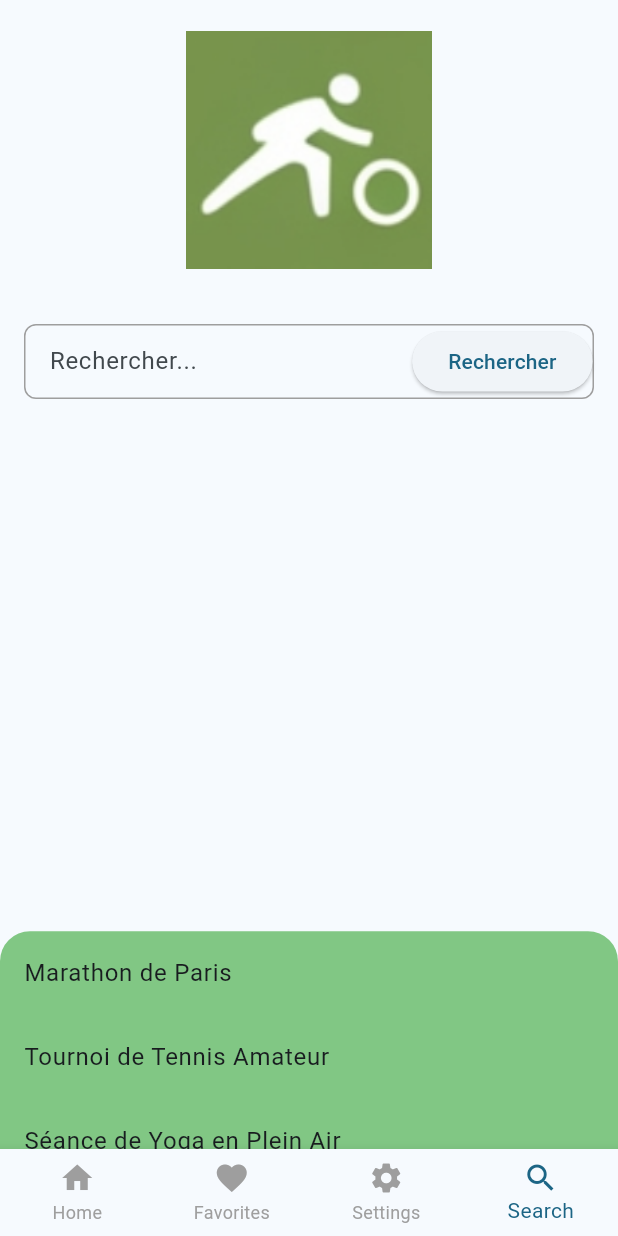
After one commit to ben-ht/sporty, a Flutter app: the screen it shows after launch, item 4 of the bottom bar chosen, after a tap on "Rechercher", on a phone screen of 412 x 824 dp. The commit adds this screen. Run offline on Flutter 3.47's test engine with Material 3 defaults, Android fonts, the phone set to English and light mode, and no system bars; our stand-ins replace flutter_svg.

Commit message:
event entity + search screen

```diff
--- a/lib/main.dart
+++ b/lib/main.dart
@@ -1,6 +1,7 @@
 import 'package:flutter/material.dart';
 import 'package:provider/provider.dart';
-import 'package:sporty/ui/signup/widgets/Signup.dart';
+import 'package:sporty/ui/search/search.dart';
+import 'package:sporty/ui/signup/widgets/signup.dart';
 
 void main() {
   runApp(const MyApp());
@@ -41,6 +42,7 @@ class MainScreen extends StatelessWidget {
     const HomeScreen(),
     const FavoritesScreen(),
     const SettingsScreen(),
+    const Search()
   ];
 
   @override
@@ -54,10 +56,14 @@ class MainScreen extends StatelessWidget {
         onTap: (index) {
           appState.setSelectedIndex(index);
         },
+        type: BottomNavigationBarType.fixed, // Ajoutez cette ligne
+        selectedItemColor: Theme.of(context).colorScheme.primary, // Optionnel: pour une meilleure cohérence visuelle
+        unselectedItemColor: Colors.grey, // Optionnel: pour une meilleure cohérence visuelle
         items: const [
           BottomNavigationBarItem(icon: Icon(Icons.home), label: "Home"),
           BottomNavigationBarItem(icon: Icon(Icons.favorite), label: "Favorites"),
           BottomNavigationBarItem(icon: Icon(Icons.settings), label: "Settings"),
+          BottomNavigationBarItem(icon: Icon(Icons.search), label: "Search"),
         ],
       ),
     );
--- /dev/null
+++ b/lib/model/event/event.dart
@@ -0,0 +1,33 @@
+import 'package:json_annotation/json_annotation.dart' ;
+
+part 'event.g.dart';
+
+@JsonSerializable()
+class Event {
+  int? id ;
+
+  String? title ;
+
+  String? description;
+
+  String? date ;
+
+  String? location ;
+
+  List<dynamic>? sports;
+
+  int? maxParticipants ;
+
+
+
+  Event(this.id, this.title, this.description, this.date, this.location);
+
+  factory Event.fromJson(Map<String, dynamic> json) => _$EventFromJson(json) ;
+
+  Map<String, dynamic> toJson() => _$EventToJson(this) ;
+
+  static List<Event> fromJsonList(List list) {
+    return list.map((item) => Event.fromJson(item)).toList() ;
+  }
+
+}
--- /dev/null
+++ b/lib/ui/search/search.dart
@@ -0,0 +1,120 @@
+import 'dart:convert';
+
+import 'package:flutter/material.dart';
+import 'package:flutter/services.dart' show rootBundle;
+import 'package:sporty/model/event/event.dart';
+
+class Search extends StatefulWidget {
+  const Search({super.key});
+
+  @override
+  _SearchState createState() => _SearchState();
+}
+
+class _SearchState extends State<Search> {
+
+  final TextEditingController _searchController = TextEditingController();
+  List<Event> _allEvents = [];
+  List<Event> _filteredEvents = [];
+
+  @override
+  void initState() {
+    super.initState() ;
+    _loadActivities() ;
+  }
+
+  Future<void> _loadActivities() async {
+    String jsonString = await rootBundle.loadString('public/data/events.json');
+    List<dynamic> jsonList = json.decode(jsonString);
+    setState(() {
+      _allEvents = Event.fromJsonList(jsonList);
+      _filteredEvents = Event.fromJsonList(jsonList) ;
+    });
+  }
+
+
+  void _handleSearch(String query) {
+    setState(() {
+      _filteredEvents = _allEvents.where((event) =>
+        event.title!.toLowerCase().contains(query.toLowerCase()) ||
+        event.sports!.any((sport) =>
+          // sport.name.toLowerCase().contains(query.toLowerCase()))
+          sport.toLowerCase().contains(query.toLowerCase()))
+      ).toList();
+    });
+  }
+
+
+
+
+  @override
+  Widget build(BuildContext context) {
+    return Scaffold(
+      body: Column(
+        children: [
+
+          Image.asset('public/img/sportyLogo.png', height: 200),
+
+          Padding(
+            padding: const EdgeInsets.all(16.0),
+            child: Container(
+              decoration: BoxDecoration(
+                border: Border.all(color: Colors.grey),
+                borderRadius: BorderRadius.circular(8),
+              ),
+              child: Row(
+                children: [
+                  Expanded(
+                    child: TextField(
+                      controller: _searchController, // utile ?
+                      onChanged: (value) => _handleSearch(value),
+                      decoration: InputDecoration(
+                        hintText: 'Rechercher...',
+                        border: InputBorder.none,
+                        contentPadding: EdgeInsets.symmetric(horizontal: 16),
+                      ),
+                    ),
+                  ),
+                  ElevatedButton(
+                    onPressed: () {
+                      // Logique de recherche
+                    },
+                    child: Text('Rechercher'),
+                  ),
+                ],
+              ),
+            ),
+          ),
+
+
+          Expanded(
+            child: DraggableScrollableSheet(
+              initialChildSize: 0.3,
+              minChildSize: 0.1,
+              maxChildSize: 0.9,
+              builder: (context, scrollController) {
+                return Container(
+                  decoration: BoxDecoration(
+                    color: Colors.green[300],
+                    borderRadius: BorderRadius.vertical(top: Radius.circular(20)),
+                  ),
+                  child: ListView.builder(
+                    controller: scrollController,
+                    itemCount: _filteredEvents.length,
+                    itemBuilder: (context, index) {
+                      return ListTile(
+                        title: Text(_filteredEvents[index].title ?? 'toto'),
+                        // subtitle: Text(_filteredEvents[index].sports!.map((s) => s.name).join(', ')),
+                        // subtitle: Text(_filteredEvents[index].sports!.join(', ')),
+                      );
+                    },
+                  ),
+                );
+              },
+            ),
+          ),
+        ],
+      ),
+    );
+  }
+}
--- /dev/null
+++ b/public/data/events.json
@@ -0,0 +1,52 @@
+[
+    {
+      "id": 1,
+      "title": "Marathon de Paris",
+      "description": "Course annuelle à travers les rues de Paris",
+      "date": "2024-04-07T09:00:00Z",
+      "location": "Paris, France",
+      "sports": ["Course à pied"],
+      "maxParticipants": 50000,
+      "currentParticipants": 45000
+    },
+    {
+      "id": 2,
+      "title": "Tournoi de Tennis Amateur",
+      "description": "Compétition locale pour joueurs amateurs",
+      "date": "2024-06-15T10:00:00Z",
+      "location": "Club de Tennis Municipal, Lyon",
+      "sports": ["Tennis"],
+      "maxParticipants": 64,
+      "currentParticipants": 32
+    },
+    {
+      "id": 3,
+      "title": "Séance de Yoga en Plein Air",
+      "description": "Session de yoga gratuite dans le parc central",
+      "date": "2024-07-01T18:30:00Z",
+      "location": "Parc de la Tête d'Or, Lyon",
+      "sports": ["Yoga"],
+      "maxParticipants": 100,
+      "currentParticipants": 75
+    },
+    {
+      "id": 4,
+      "title": "Randonnée en Montagne",
+      "description": "Excursion guidée dans les Alpes françaises",
+      "date": "2024-08-20T07:00:00Z",
+      "location": "Chamonix-Mont-Blanc",
+      "sports": ["Randonnée"],
+      "maxParticipants": 20,
+      "currentParticipants": 15
+    },
+    {
+      "id": 5,
+      "title": "Tournoi de Football Inter-entreprises",
+      "description": "Compétition amicale entre entreprises locales",
+      "date": "2024-09-10T14:00:00Z",
+      "location": "Stade Municipal, Marseille",
+      "sports": ["Football"],
+      "maxParticipants": 160,
+      "currentParticipants": 120
+    }
+  ]
--- a/pubspec.yaml
+++ b/pubspec.yaml
@@ -39,6 +39,8 @@ dependencies:
   cupertino_icons: ^1.0.8
   flutter_svg: ^2.0.17
 
+  json_annotation: ^4.9.0
+
 dev_dependencies:
   flutter_test:
     sdk: flutter
@@ -49,6 +51,8 @@ dev_dependencies:
   # package. See that file for information about deactivating specific lint
   # rules and activating additional ones.
   flutter_lints: ^5.0.0
+  build_runner: ^2.4.8
+  json_serializable: ^6.7.1
 
 # For information on the generic Dart part of this file, see the
 # following page: https://dart.dev/tools/pub/pubspec
@@ -64,6 +68,7 @@ flutter:
   # To add assets to your application, add an assets section, like this:
   assets:
     - public/img/
+    - public/data/
 
   # An image asset can refer to one or more resolution-specific "variants", see
   # https://flutter.dev/to/resolution-aware-images
```
Also changed, not shown: lib/model/event/event.g.dart (added), public/img/sportyLogo.png (added).
